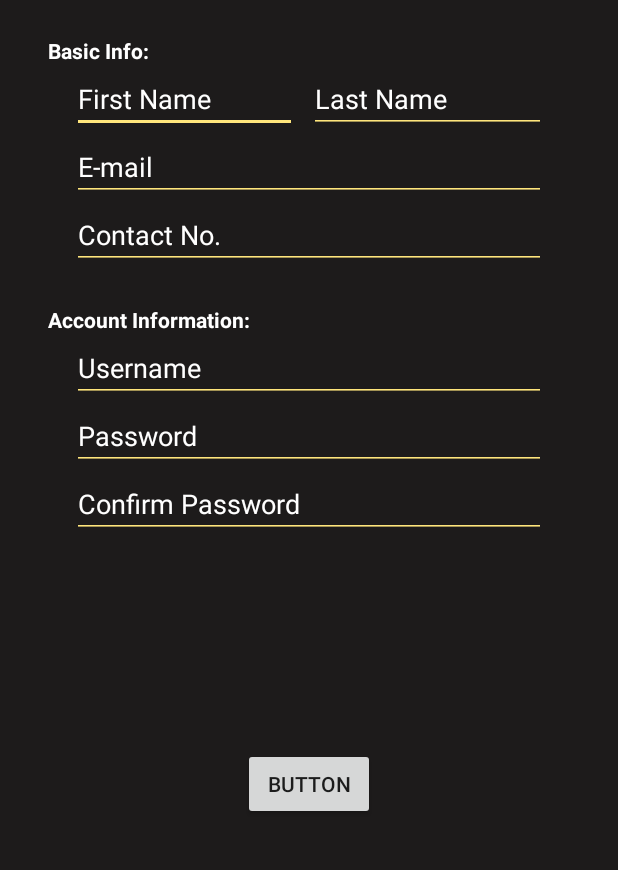
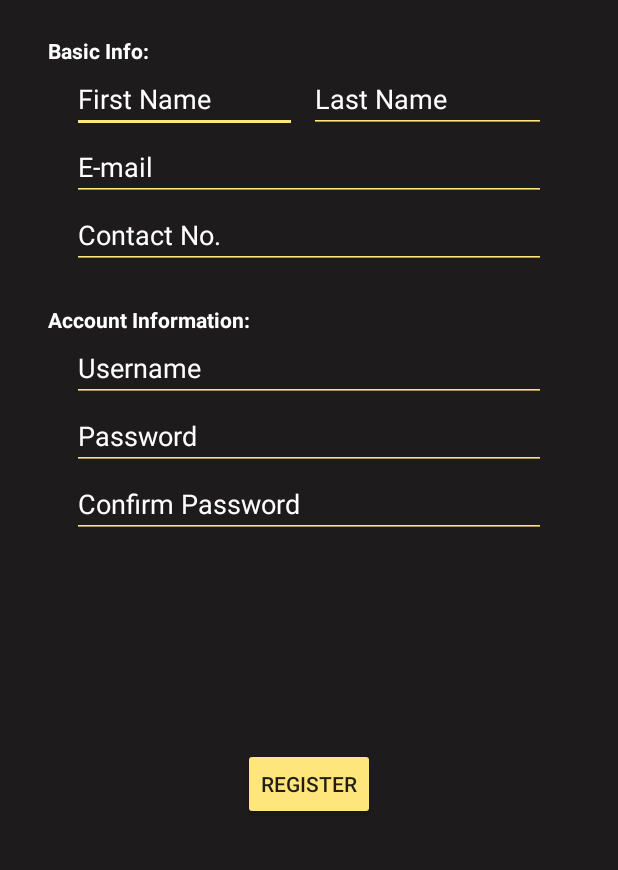
Before and after one commit to Hezzz/TimesUp, an Android app: the screen it shows after launch (RegistrationActivity), after a tap on "New User? Register here!", on a phone screen of 412 x 824 dp, the part 207-1077 px from its top. Run offline under Robolectric (Android 15) with nearby library versions, the phone set to English and light mode, and no system bars.

Commit message:
new functions

```diff
--- a/app/src/main/java/com/example/timesup_final_project/LoginActivity.java
+++ b/app/src/main/java/com/example/timesup_final_project/LoginActivity.java
@@ -4,12 +4,18 @@ import androidx.appcompat.app.AppCompatActivity;
 
 import android.content.Intent;
 import android.os.Bundle;
+import android.util.Log;
 import android.view.View;
+import android.widget.Button;
+import android.widget.EditText;
 import android.widget.TextView;
 
 public class LoginActivity extends AppCompatActivity{
 
     private TextView regLink;
+    private Button loginButton;
+    private EditText username, password;
+    private final int REG_ACTIVITY_REQ = 1;
 
     @Override
     protected void onCreate(Bundle savedInstanceState) {
@@ -19,10 +25,31 @@ public class LoginActivity extends AppCompatActivity{
         regLink = findViewById(R.id.regLink);
         regLink.setOnClickListener(new View.OnClickListener() {
             @Override
-            public void onClick(View view) {
+            public void onClick(View view){
                 Intent register = new Intent(LoginActivity.this, RegistrationActivity.class);
-                startActivity(register);
+                startActivityForResult(register, REG_ACTIVITY_REQ);
             }
         });
+
+        loginButton = findViewById(R.id.loginButton);
+        loginButton.setOnClickListener(new View.OnClickListener() {
+            @Override
+            public void onClick(View view){
+                //go to main activity with intent
+            }
+        });
+
+        username = findViewById(R.id.username_field);
+        password = findViewById(R.id.password_field);
     }
+    @Override
+    protected void onActivityResult(int requestCode, int resultCode, Intent regIntent){
+        if(requestCode == REG_ACTIVITY_REQ){
+            if (resultCode == AppCompatActivity.RESULT_OK){
+                username.setText(regIntent.getStringExtra("USERNAME"));
+                password.setText(regIntent.getStringExtra("PASSWORD"));
+            }
+        }
+    }
+
 }
--- a/app/src/main/java/com/example/timesup_final_project/RegistrationActivity.java
+++ b/app/src/main/java/com/example/timesup_final_project/RegistrationActivity.java
@@ -1,15 +1,37 @@
 package com.example.timesup_final_project;
 
+import android.app.Activity;
+import android.content.Intent;
 import android.os.Bundle;
+import android.view.View;
 import android.widget.Button;
+import android.widget.EditText;
 
 import androidx.appcompat.app.AppCompatActivity;
 
 public class RegistrationActivity extends AppCompatActivity{
 
+    private Button registerButton;
+    private EditText username, password;
+
     @Override
     protected void onCreate(Bundle savedInstanceState) {
         super.onCreate(savedInstanceState);
         setContentView(R.layout.activity_registration);
+
+        username = findViewById(R.id.username);
+        password = findViewById(R.id.password);
+
+        registerButton = findViewById(R.id.regButton);
+        registerButton.setOnClickListener(new View.OnClickListener() {
+            @Override
+            public void onClick(View view) {
+                Intent backLogin = new Intent();
+                backLogin.putExtra("USERNAME", username.getText().toString());
+                backLogin.putExtra("PASSWORD", password.getText().toString());
+                setResult(Activity.RESULT_OK, backLogin);
+                finish();
+            }
+        });
     }
 }
--- a/app/src/main/res/layout/activity_registration.xml
+++ b/app/src/main/res/layout/activity_registration.xml
@@ -165,14 +165,15 @@
         app:layout_constraintTop_toBottomOf="@+id/password" />
 
     <Button
-        android:id="@+id/button"
+        android:id="@+id/regButton"
         android:layout_width="wrap_content"
         android:layout_height="wrap_content"
         android:layout_marginStart="16dp"
         android:layout_marginTop="16dp"
         android:layout_marginEnd="16dp"
         android:layout_marginBottom="16dp"
-        android:text="Button"
+        android:backgroundTint="@color/colorAccent"
+        android:text="@string/register"
         app:layout_constraintBottom_toBottomOf="parent"
         app:layout_constraintEnd_toEndOf="parent"
         app:layout_constraintStart_toStartOf="parent"
--- a/app/src/main/res/values/strings.xml
+++ b/app/src/main/res/values/strings.xml
@@ -13,4 +13,5 @@
     <string name="username">Username</string>
     <string name="password">Password</string>
     <string name="confirmPass">Confirm Password</string>
+    <string name="register">Register</string>
 </resources>
```
